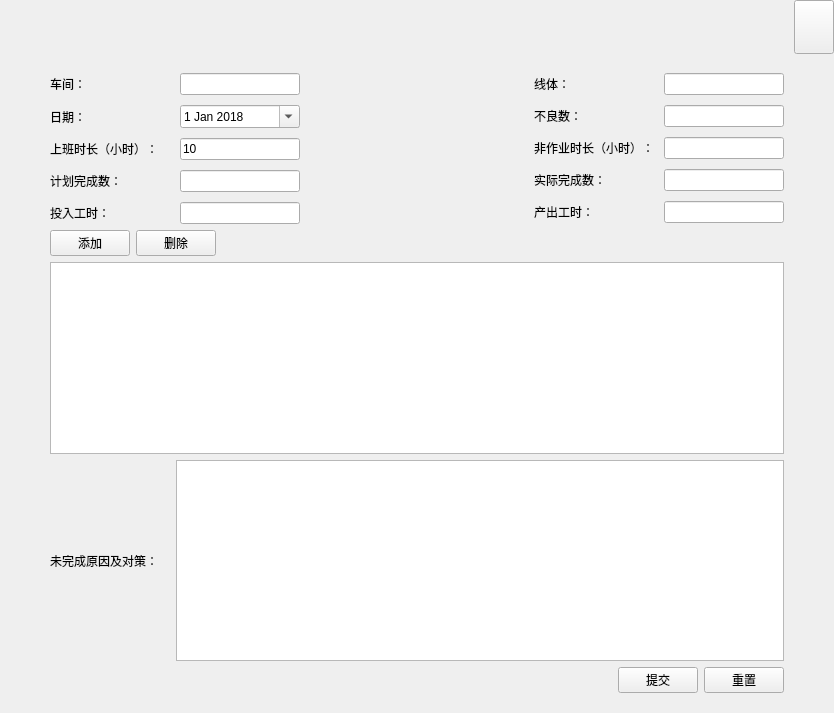
Old version of the form DailyWorkPage/adddailyworkproduct.ui in the repository huang4095/dailyWork.
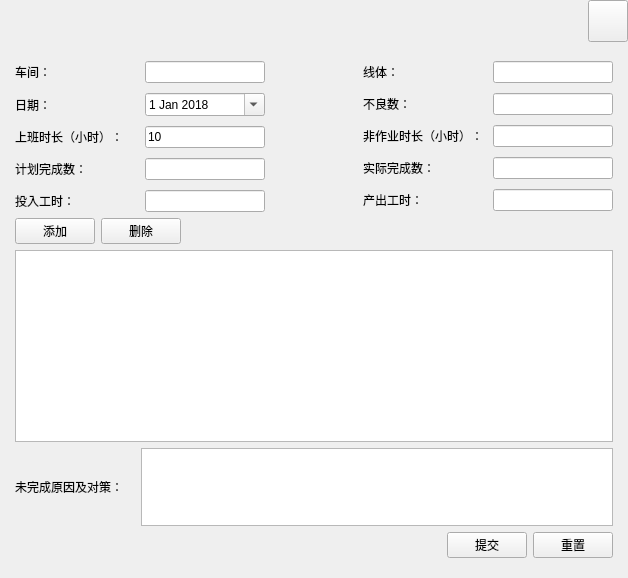
New version of the form.

Patch:
```diff
--- a/DailyWorkPage/adddailyworkproduct.ui
+++ b/DailyWorkPage/adddailyworkproduct.ui
@@ -6,8 +6,8 @@
    <rect>
     <x>0</x>
     <y>0</y>
-    <width>834</width>
-    <height>713</height>
+    <width>628</width>
+    <height>578</height>
    </rect>
   </property>
   <property name="windowTitle">
@@ -98,10 +98,13 @@
     <widget class="QWidget" name="widget" native="true">
      <layout class="QVBoxLayout" name="verticalLayout_mainWidget" stretch="6,0,0,2,1">
       <property name="leftMargin">
-       <number>50</number>
+       <number>15</number>
+      </property>
+      <property name="topMargin">
+       <number>9</number>
       </property>
       <property name="rightMargin">
-       <number>50</number>
+       <number>15</number>
       </property>
       <item>
        <layout class="QHBoxLayout" name="horizontalLayout_14" stretch="2,1,2">
```
Left out of the diff: 2 changed lines with no effect on the pictures.
